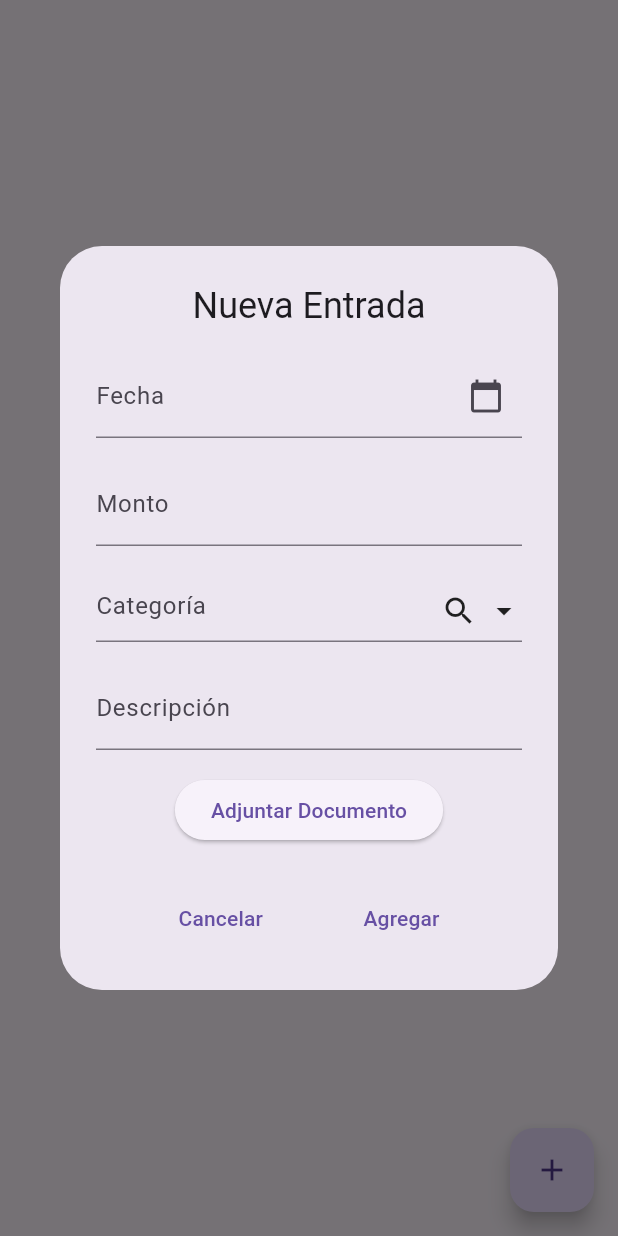
After one commit to jesusmfb07/financial-application, a Flutter app: the IncomePage screen opened directly, after a tap on the "add" icon, on a phone screen of 412 x 824 dp. The commit adds this screen. Run offline on Flutter 3.47's test engine with Material 3 defaults, Android fonts, the phone set to English and light mode, and no system bars; our stand-ins replace sqflite; accounts and stored records are empty.

Commit message:
feat: implementing ingress and egress correctly with modularity

```diff
--- /dev/null
+++ b/lib/myFinances/ui/myFinancesPages/income_page.dart
@@ -0,0 +1,165 @@
+import 'package:flutter/material.dart';
+import '../../application/use_cases/finances_entries_usecase.dart';
+import '../../application/use_cases/handler/command/create_finance_entry_command.dart';
+import '../../domain/aggregates/finance_entry.aggregate.dart';
+import '../../domain/entities/finance_entry.entity.dart';
+import '../../infrastructure/adapters/finance_entry_adapter.dart';
+
+class IncomePage extends StatefulWidget {
+  @override
+  _IncomePageState createState() => _IncomePageState();
+}
+
+class _IncomePageState extends State<IncomePage> {
+  final _repository = FinanceEntryAdapter();
+  late CreateFinanceEntryUseCase _createEntryUseCase;
+
+  @override
+  void initState() {
+    super.initState();
+    _createEntryUseCase = CreateFinanceEntryCommand();
+  }
+
+  void _showAddEntryDialog() {
+    showDialog(
+      context: context,
+      builder: (context) {
+        String description = '';
+        double amount = 0;
+        String category = '';
+        TextEditingController dateController = TextEditingController();
+
+        return AlertDialog(
+          title: Center(child: Text('Nueva Entrada')),
+          content: Container(
+            width: MediaQuery.of(context).size.width * 0.8,
+            child: SingleChildScrollView(
+              child: Column(
+                mainAxisSize: MainAxisSize.min,
+                children: [
+                  TextField(
+                    controller: dateController,
+                    decoration: InputDecoration(
+                      labelText: 'Fecha',
+                      suffixIcon: Icon(Icons.calendar_today),
+                    ),
+                    onTap: () async {
+                      DateTime? pickedDate = await showDatePicker(
+                        context: context,
+                        initialDate: DateTime.now(),
+                        firstDate: DateTime(2000),
+                        lastDate: DateTime(2101),
+                      );
+                      if (pickedDate != null) {
+                        dateController.text = pickedDate.toString().split(' ')[0];
+                      }
+                    },
+                  ),
+                  SizedBox(height: 16.0),
+                  TextField(
+                    onChanged: (value) => amount = double.parse(value),
+                    keyboardType: TextInputType.numberWithOptions(decimal: true),
+                    decoration: InputDecoration(
+                      labelText: 'Monto',
+                    ),
+                  ),
+                  SizedBox(height: 16.0),
+                  Stack(
+                    children: [
+                      TextField(
+                        decoration: InputDecoration(
+                          labelText: 'Categoría',
+                          contentPadding: EdgeInsets.only(right: 48),
+                        ),
+                      ),
+                      Positioned(
+                        right: 30,
+                        top: 15,
+                        child: Icon(Icons.search),
+                      ),
+                      Positioned(
+                        right: 0,
+                        top: 15,
+                        child: Icon(Icons.arrow_drop_down),
+                      ),
+                    ],
+                  ),
+                  SizedBox(height: 16.0),
+                  TextField(
+                    onChanged: (value) => description = value,
+                    decoration: InputDecoration(
+                      labelText: 'Descripción',
+                    ),
+                  ),
+                  SizedBox(height: 16.0),
+                  ElevatedButton(
+                    onPressed: () {
+                      // Implementar la lógica de adjuntar documento
+                    },
+                    child: Text('Adjuntar Documento'),
+                  ),
+                ],
+              ),
+            ),
+          ),
+          actions: [
+            Center(
+              child: Row(
+                mainAxisAlignment: MainAxisAlignment.spaceEvenly,
+                children: [
+                  TextButton(
+                    onPressed: () => Navigator.pop(context),
+                    child: Text('Cancelar'),
+                  ),
+                  TextButton(
+                    onPressed: () {
+                      final entry = FinanceEntry(
+                        description: description,
+                        amount: amount,
+                        date: DateTime.now(),
+                        type: EntryType.income,
+                      );
+                      final aggregate = FinanceEntryAggregate(entries: []);
+                      _createEntryUseCase.execute(aggregate, entry);
+                      Navigator.pop(context);
+                    },
+                    child: Text('Agregar'),
+                  ),
+                ],
+              ),
+            ),
+          ],
+        );
+      },
+    );
+  }
+
+  @override
+  Widget build(BuildContext context) {
+    return Scaffold(
+      body: StreamBuilder<List<FinanceEntry>>(
+        stream: _repository.getEntries(),
+        builder: (context, snapshot) {
+          if (snapshot.hasData) {
+            return ListView.builder(
+              itemCount: snapshot.data!.length,
+              itemBuilder: (context, index) {
+                final entry = snapshot.data![index];
+                return ListTile(
+                  title: Text(entry.description),
+                  subtitle: Text('${entry.amount} (${entry.type == EntryType.income ? 'Ingreso' : 'Egreso'})'),
+                );
+              },
+            );
+          } else {
+            return Center(child: CircularProgressIndicator());
+          }
+        },
+      ),
+      floatingActionButton: FloatingActionButton(
+        onPressed: () => _showAddEntryDialog(),
+        child: Icon(Icons.add),
+      ),
+    );
+  }
+}
```
Also changed, not shown: lib/myFinances/ui/myFinancesPages/egress_page.dart (added, +187 -0 lines), lib/myFinances/ui/myFinancesPages/my_finance_page.dart (+17 -180 lines), lib/shared/ui/navigation_bar_page.dart (added, +35 -0 lines).
